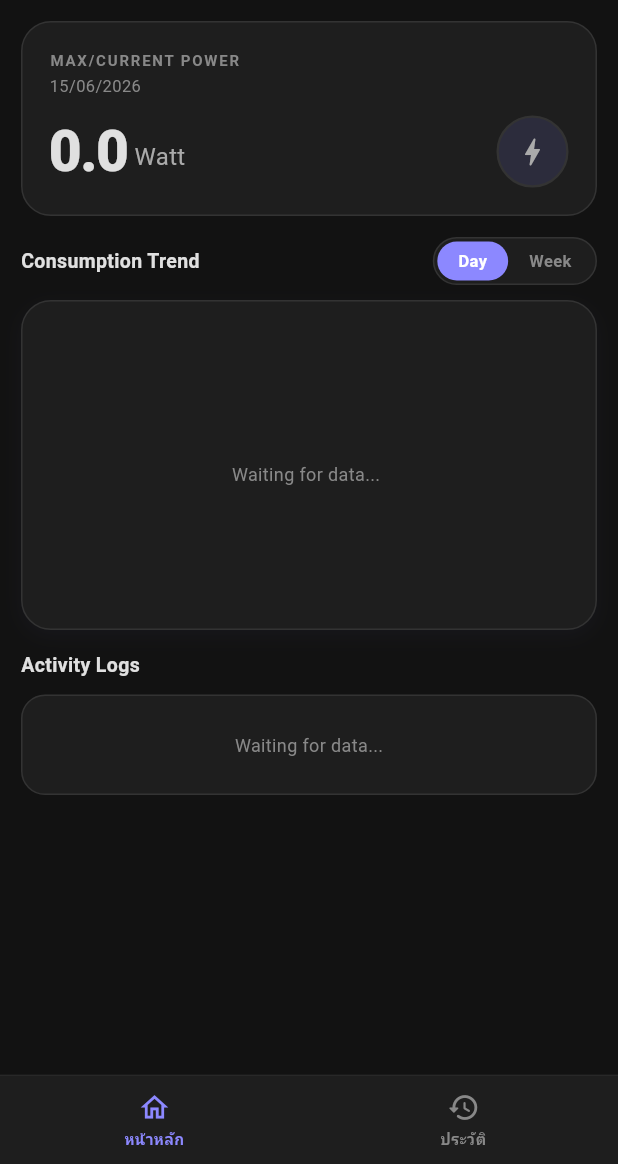
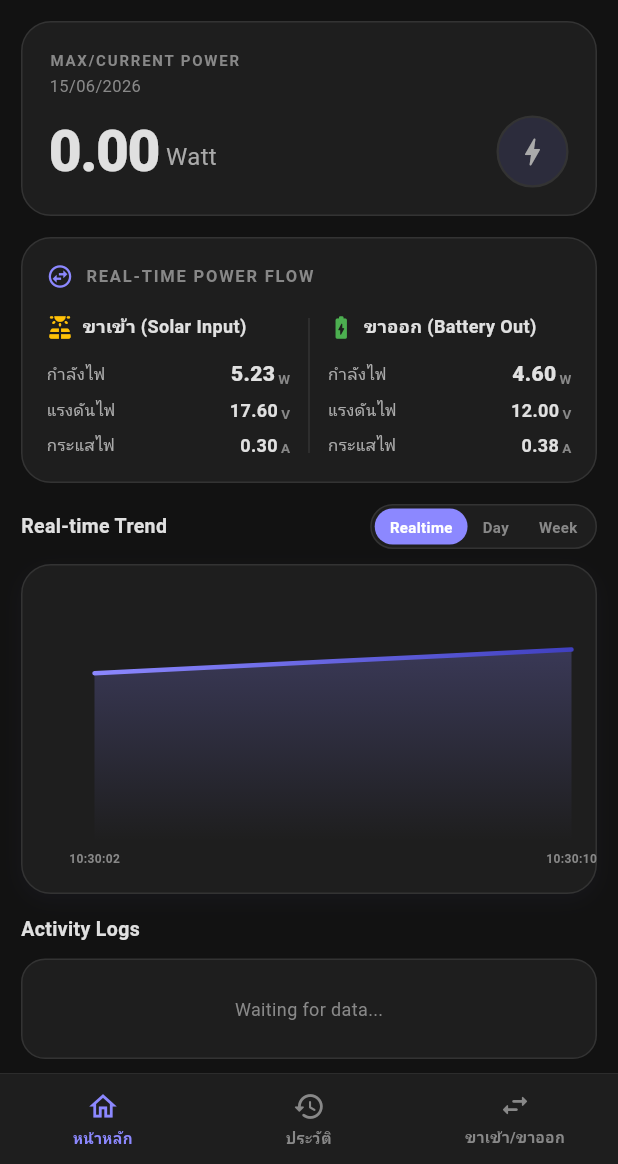
Before and after one commit to Narathon082/projectGA, a Flutter app: the screen it shows after launch, after a tap on the "dark mode" icon, on a phone screen of 412 x 824 dp, the part 72-1236 px from its top. Run offline on Flutter 3.47's test engine with Material 3 defaults, Android fonts, the light colour scheme and no system bars; drawn by our look-alikes of fl_chart; our stand-ins replace firebase_core, firebase_database; accounts and stored records are empty.

Commit message:
feat: implement consumption dashboard UI with interactive trend charts and navigation components

```diff
--- a/flutter_app_ga/lib/graph_page.dart
+++ b/flutter_app_ga/lib/graph_page.dart
@@ -2,15 +2,18 @@ import 'package:flutter/material.dart';
 import 'package:fl_chart/fl_chart.dart';
 import 'package:firebase_database/firebase_database.dart';
 import 'package:intl/intl.dart';
+import 'dart:async';
 
 import 'models/energy_data.dart';
 import 'constants/app_colors.dart';
 import 'widgets/top_bar.dart';
 import 'widgets/power_card.dart';
+import 'widgets/in_out_card.dart';
 import 'widgets/trend_chart.dart';
 import 'widgets/activity_logs.dart';
 import 'widgets/history_list.dart';
 import 'widgets/bottom_nav.dart';
+import 'in_out_page.dart';
 
 class WattDashboardPage extends StatefulWidget {
   const WattDashboardPage({Key? key}) : super(key: key);
@@ -22,8 +25,26 @@ class WattDashboardPage extends StatefulWidget {
 class _WattDashboardPageState extends State<WattDashboardPage> {
   final DatabaseReference _historyRef = FirebaseDatabase.instance.ref('history');
 
+  // Real-time Database references and local state
+  StreamSubscription? _realtimeSub;
+  Timer? _simulationTimer;
+  bool _isUsingFirebaseRealtime = false;
+
+  double vin = 0.0;
+  double iin = 0.0;
+  double pin = 0.0;
+  double vout = 0.0;
+  double iout = 0.0;
+  double pout = 0.0;
+
+  final List<FlSpot> _realtimeSpots = [];
+  final List<String> _realtimeLabels = [];
+  final int _maxRealtimePoints = 12;
+
+  double? _latestHistoryWatt;
+  ChartMode _chartMode = ChartMode.realtime;
+
   bool _isDark   = false;
-  bool _dayView  = true;
   int  _navIndex = 0;
   String? _selectedDate;
 
@@ -45,6 +66,84 @@ class _WattDashboardPageState extends State<WattDashboardPage> {
   }
 
   @override
+  void initState() {
+    super.initState();
+    _setupRealtimeData();
+  }
+
+  @override
+  void dispose() {
+    _realtimeSub?.cancel();
+    _simulationTimer?.cancel();
+    super.dispose();
+  }
+
+  void _addRealtimePoint(double wattValue) {
+    _realtimeSpots.add(FlSpot(_realtimeSpots.length.toDouble(), wattValue));
+    final nowStr = DateFormat('HH:mm:ss').format(DateTime.now());
+    _realtimeLabels.add(nowStr);
+    if (_realtimeSpots.length > _maxRealtimePoints) {
+      _realtimeSpots.removeAt(0);
+      _realtimeLabels.removeAt(0);
+      // Re-index x coordinates to keep them sequential
+      for (int i = 0; i < _realtimeSpots.length; i++) {
+        _realtimeSpots[i] = FlSpot(i.toDouble(), _realtimeSpots[i].y);
+      }
+    }
+  }
+
+  void _setupRealtimeData() {
+    // 1. Subscribe to Firebase Realtime Database at 'realtime' node
+    final DatabaseReference realtimeRef = FirebaseDatabase.instance.ref('realtime');
+    _realtimeSub = realtimeRef.onValue.listen((event) {
+      final data = event.snapshot.value;
+      if (data != null && data is Map) {
+        _isUsingFirebaseRealtime = true;
+        setState(() {
+          vin = double.tryParse(data['vin'].toString()) ?? 0.0;
+          iin = double.tryParse(data['iin'].toString()) ?? 0.0;
+          pin = double.tryParse(data['pin'].toString()) ?? 0.0;
+          vout = double.tryParse(data['vout'].toString()) ?? 0.0;
+          iout = double.tryParse(data['iout'].toString()) ?? 0.0;
+          pout = double.tryParse(data['pout'].toString()) ?? 0.0;
+          _addRealtimePoint(pout);
+        });
+      }
+    });
+
+    // 2. Start simulation timer as fallback if Firebase realtime node is empty/offline
+    _simulationTimer = Timer.periodic(const Duration(seconds: 2), (timer) {
+      if (_isUsingFirebaseRealtime) return;
+
+      setState(() {
+        // Fallback to the latest historical watt if available, else 8.5W
+        double basePout = _latestHistoryWatt ?? 8.5;
+        if (basePout <= 0.1) basePout = 8.5;
+
+        final double randomSec = DateTime.now().second.toDouble();
+        final double wave = 0.5 * (1 + (randomSec / 60.0)); // subtle wave modifier
+
+        final double randV = (DateTime.now().millisecond % 80 - 40) / 100.0; // -0.4V to +0.4V
+        final double randI = (DateTime.now().millisecond % 60 - 30) / 1000.0; // -0.03A to +0.03A
+
+        // Output parameters (Battery charging side)
+        vout = 12.4 + randV;
+        iout = (basePout / vout) * wave + randI;
+        if (iout < 0) iout = 0;
+        pout = vout * iout;
+
+        // Input parameters (Solar panel side) - higher voltage and input watt (considering efficiency)
+        vin = 18.2 + randV * 1.5;
+        double efficiency = 0.88 + (DateTime.now().millisecond % 5) / 100.0; // 88% - 92% efficiency
+        pin = pout / efficiency;
+        iin = pin / vin;
+
+        _addRealtimePoint(pout);
+      });
+    });
+  }
+
+  @override
   Widget build(BuildContext context) {
     AppColors.isDark = _isDark;
     return Scaffold(
@@ -57,7 +156,7 @@ class _WattDashboardPageState extends State<WattDashboardPage> {
             List<FlSpot> spots = [];
             List<EnergyData> historyList = [];
             List<String> weekLabels = [];
-            String latestWatt = '0.0';
+            String latestWatt = '0.00';
             String latestAmp  = '0.00';
 
             String displayDate = DateFormat('yyyy-MM-dd').format(DateTime.now());
@@ -74,7 +173,7 @@ class _WattDashboardPageState extends State<WattDashboardPage> {
                 displayDate = availableDates.first;
               }
 
-              if (_dayView) {
+              if (_chartMode == ChartMode.daily || _chartMode == ChartMode.realtime) {
                 final dayRaw = _convertToMap(raw[displayDate]);
                 dayRaw.forEach((key, value) {
                   final hour = int.tryParse(key) ?? 0;
@@ -94,8 +193,9 @@ class _WattDashboardPageState extends State<WattDashboardPage> {
                 }
 
                 if (historyList.isNotEmpty) {
-                  latestWatt = historyList.last.watt.toStringAsFixed(1);
+                  latestWatt = historyList.last.watt.toStringAsFixed(2);
                   latestAmp  = historyList.last.amp.toStringAsFixed(2);
+                  _latestHistoryWatt = historyList.last.watt;
                   historyList = historyList.reversed.toList();
                 }
               } else {
@@ -127,8 +227,9 @@ class _WattDashboardPageState extends State<WattDashboardPage> {
                 }
 
                 if (historyList.isNotEmpty) {
-                  latestWatt = historyList.last.watt.toStringAsFixed(1);
+                  latestWatt = historyList.last.watt.toStringAsFixed(2);
                   latestAmp  = historyList.last.amp.toStringAsFixed(2);
+                  _latestHistoryWatt = historyList.last.watt;
                   historyList = historyList.reversed.toList();
                 }
               }
@@ -143,16 +244,25 @@ class _WattDashboardPageState extends State<WattDashboardPage> {
                 Expanded(
                   child: _navIndex == 0
                     ? _buildDashboard(spots, historyList, latestWatt, latestAmp, displayDate, weekLabels)
-                    : HistoryList(
+                    : _navIndex == 1
+                      ? HistoryList(
                           dates: availableDates,
                           selectedDate: _selectedDate,
                           onDateSelected: (date) {
                             setState(() {
                               _selectedDate = date;
-                            _dayView = true;
+                              _chartMode = ChartMode.daily;
                               _navIndex = 0;
                             });
                           },
+                        )
+                      : InOutPage(
+                          vin: vin,
+                          iin: iin,
+                          pin: pin,
+                          vout: vout,
+                          iout: iout,
+                          pout: pout,
                         ),
                 ),
                 BottomNav(
@@ -178,20 +288,30 @@ class _WattDashboardPageState extends State<WattDashboardPage> {
             watt: watt,
             amp: amp,
             dateStr: displayDate,
-            dayView: _dayView,
+            dayView: _chartMode != ChartMode.weekly,
+          ),
+          const SizedBox(height: 14),
+          InOutCard(
+            vin: vin,
+            iin: iin,
+            pin: pin,
+            vout: vout,
+            iout: iout,
+            pout: pout,
           ),
           const SizedBox(height: 14),
           TrendChart(
-            spots: spots,
+            spots: _chartMode == ChartMode.realtime ? _realtimeSpots : spots,
             weekLabels: weekLabels,
-            dayView: _dayView,
-            onToggleView: (isDay) => setState(() => _dayView = isDay),
+            realtimeLabels: _realtimeLabels,
+            chartMode: _chartMode,
+            onModeChanged: (mode) => setState(() => _chartMode = mode),
           ),
           const SizedBox(height: 14),
           ActivityLogs(
             list: historyList,
             weekLabels: weekLabels,
-            dayView: _dayView,
+            dayView: _chartMode != ChartMode.weekly,
           ),
           const SizedBox(height: 8),
         ],
--- a/flutter_app_ga/lib/widgets/activity_logs.dart
+++ b/flutter_app_ga/lib/widgets/activity_logs.dart
@@ -133,7 +133,7 @@ class ActivityLogs extends StatelessWidget {
                 crossAxisAlignment: CrossAxisAlignment.end,
                 children: [
                   Text(
-                    data.watt.toStringAsFixed(1),
+                    data.watt.toStringAsFixed(2),
                     style: TextStyle(
                       fontSize: 16,
                       fontWeight: FontWeight.w800,
--- a/flutter_app_ga/lib/widgets/bottom_nav.dart
+++ b/flutter_app_ga/lib/widgets/bottom_nav.dart
@@ -22,6 +22,7 @@ class BottomNav extends StatelessWidget {
         children: [
           _navItem(0, Icons.home_outlined, 'หน้าหลัก'),
           _navItem(1, Icons.history_rounded, 'ประวัติ'),
+          _navItem(2, Icons.swap_horiz_rounded, 'ขาเข้า/ขาออก'),
         ],
       ),
     );
--- /dev/null
+++ b/flutter_app_ga/lib/widgets/in_out_card.dart
@@ -0,0 +1,166 @@
+import 'package:flutter/material.dart';
+import '../constants/app_colors.dart';
+
+class InOutCard extends StatelessWidget {
+  final double vin;
+  final double iin;
+  final double pin;
+  final double vout;
+  final double iout;
+  final double pout;
+
+  const InOutCard({
+    Key? key,
+    required this.vin,
+    required this.iin,
+    required this.pin,
+    required this.vout,
+    required this.iout,
+    required this.pout,
+  }) : super(key: key);
+
+  @override
+  Widget build(BuildContext context) {
+    return Container(
+      padding: const EdgeInsets.all(16),
+      decoration: BoxDecoration(
+        color: AppColors.surface,
+        borderRadius: BorderRadius.circular(20),
+        border: Border.all(color: AppColors.cardBorder),
+        boxShadow: [
+          BoxShadow(
+            color: Colors.black.withOpacity(0.02),
+            blurRadius: 6,
+            offset: const Offset(0, 3),
+          ),
+        ],
+      ),
+      child: Column(
+        crossAxisAlignment: CrossAxisAlignment.start,
+        children: [
+          Row(
+            children: [
+              Icon(Icons.swap_horizontal_circle_outlined, color: AppColors.primary, size: 18),
+              const SizedBox(width: 8),
+              Text(
+                'REAL-TIME POWER FLOW',
+                style: TextStyle(
+                  fontSize: 11,
+                  fontWeight: FontWeight.w700,
+                  letterSpacing: 1.2,
+                  color: AppColors.textMuted,
+                ),
+              ),
+            ],
+          ),
+          const SizedBox(height: 16),
+          Row(
+            children: [
+              // Left Column: Input (ขาเข้า)
+              Expanded(
+                child: _buildColumn(
+                  title: 'ขาเข้า (Solar Input)',
+                  icon: Icons.solar_power_rounded,
+                  iconColor: Colors.amber,
+                  volt: vin,
+                  amp: iin,
+                  watt: pin,
+                ),
+              ),
+              Container(
+                height: 90,
+                width: 1,
+                color: AppColors.divider,
+                margin: const EdgeInsets.symmetric(horizontal: 12),
+              ),
+              // Right Column: Output (ขาออก)
+              Expanded(
+                child: _buildColumn(
+                  title: 'ขาออก (Battery Out)',
+                  icon: Icons.battery_charging_full_rounded,
+                  iconColor: Colors.green,
+                  volt: vout,
+                  amp: iout,
+                  watt: pout,
+                ),
+              ),
+            ],
+          ),
+        ],
+      ),
+    );
+  }
+
+  Widget _buildColumn({
+    required String title,
+    required IconData icon,
+    required Color iconColor,
+    required double volt,
+    required double amp,
+    required double watt,
+  }) {
+    return Column(
+      crossAxisAlignment: CrossAxisAlignment.start,
+      children: [
+        Row(
+          children: [
+            Icon(icon, color: iconColor, size: 18),
+            const SizedBox(width: 6),
+            Expanded(
+              child: Text(
+                title,
+                style: TextStyle(
+                  fontSize: 12,
+                  fontWeight: FontWeight.w700,
+                  color: AppColors.textDark,
+                ),
+                maxLines: 1,
+                overflow: TextOverflow.ellipsis,
+              ),
+            ),
+          ],
+        ),
+        const SizedBox(height: 12),
+        _buildMetricRow('กำลังไฟ', watt.toStringAsFixed(2), 'W', isBold: true),
+        const SizedBox(height: 6),
+        _buildMetricRow('แรงดันไฟ', volt.toStringAsFixed(2), 'V'),
+        const SizedBox(height: 6),
+        _buildMetricRow('กระแสไฟ', amp.toStringAsFixed(2), 'A'),
+      ],
+    );
+  }
+
+  Widget _buildMetricRow(String label, String value, String unit, {bool isBold = false}) {
+    return Row(
+      mainAxisAlignment: MainAxisAlignment.spaceBetween,
+      children: [
+        Text(
+          label,
+          style: TextStyle(fontSize: 11, color: AppColors.textSub, fontWeight: FontWeight.w500),
+        ),
+        Row(
+          crossAxisAlignment: CrossAxisAlignment.end,
+          children: [
+            Text(
+              value,
+              style: TextStyle(
+                fontSize: isBold ? 14 : 12,
+                fontWeight: isBold ? FontWeight.w800 : FontWeight.w600,
+                color: AppColors.textDark,
+              ),
+            ),
+            const SizedBox(width: 2),
+            Text(
+              unit,
+              style: TextStyle(
+                fontSize: 9,
+                fontWeight: FontWeight.w700,
+                color: AppColors.textMuted,
+              ),
+            ),
+          ],
+        ),
+      ],
+    );
+  }
+}
--- a/flutter_app_ga/lib/widgets/trend_chart.dart
+++ b/flutter_app_ga/lib/widgets/trend_chart.dart
@@ -2,18 +2,22 @@ import 'package:flutter/material.dart';
 import 'package:fl_chart/fl_chart.dart';
 import '../constants/app_colors.dart';
 
+enum ChartMode { realtime, daily, weekly }
+
 class TrendChart extends StatelessWidget {
   final List<FlSpot> spots;
   final List<String> weekLabels;
-  final bool dayView;
-  final ValueChanged<bool> onToggleView;
+  final List<String> realtimeLabels;
+  final ChartMode chartMode;
+  final ValueChanged<ChartMode> onModeChanged;
 
   const TrendChart({
     Key? key,
     required this.spots,
     required this.weekLabels,
-    required this.dayView,
-    required this.onToggleView,
+    required this.realtimeLabels,
+    required this.chartMode,
+    required this.onModeChanged,
   }) : super(key: key);
 
   @override
@@ -24,14 +28,16 @@ class TrendChart extends StatelessWidget {
           mainAxisAlignment: MainAxisAlignment.spaceBetween,
           children: [
             Text(
-              'Consumption Trend',
+              chartMode == ChartMode.realtime
+                  ? 'Real-time Trend'
+                  : 'Consumption Trend',
               style: TextStyle(
                 fontSize: 13,
                 fontWeight: FontWeight.w700,
                 color: AppColors.textDark,
               ),
             ),
-            _buildDayWeekTabs(),
+            _buildModeTabs(),
           ],
         ),
         const SizedBox(height: 10),
@@ -40,7 +46,7 @@ class TrendChart extends StatelessWidget {
     );
   }
 
-  Widget _buildDayWeekTabs() {
+  Widget _buildModeTabs() {
     return Container(
       padding: const EdgeInsets.all(2),
       decoration: BoxDecoration(
@@ -51,20 +57,21 @@ class TrendChart extends StatelessWidget {
       child: Row(
         mainAxisSize: MainAxisSize.min,
         children: [
-          _tab('Day', true),
-          _tab('Week', false),
+          _tab('Realtime', ChartMode.realtime),
+          _tab('Day', ChartMode.daily),
+          _tab('Week', ChartMode.weekly),
         ],
       ),
     );
   }
 
-  Widget _tab(String label, bool isDay) {
-    final active = dayView == isDay;
+  Widget _tab(String label, ChartMode mode) {
+    final active = chartMode == mode;
     return GestureDetector(
-      onTap: () => onToggleView(isDay),
+      onTap: () => onModeChanged(mode),
       child: AnimatedContainer(
         duration: const Duration(milliseconds: 200),
-        padding: const EdgeInsets.symmetric(horizontal: 14, vertical: 5),
+        padding: const EdgeInsets.symmetric(horizontal: 10, vertical: 5),
         decoration: BoxDecoration(
           color: active ? AppColors.primary : Colors.transparent,
           borderRadius: BorderRadius.circular(16),
@@ -72,7 +79,7 @@ class TrendChart extends StatelessWidget {
         child: Text(
           label,
           style: TextStyle(
-            fontSize: 11,
+            fontSize: 10,
             fontWeight: FontWeight.w600,
             color: active ? Colors.white : AppColors.textMuted,
           ),
@@ -114,7 +121,7 @@ class TrendChart extends StatelessWidget {
     for (var spot in spots) {
       if (spot.y > maxWatt) maxWatt = spot.y;
     }
-    final maxY = maxWatt == 0 ? 100.0 : maxWatt * 1.25;
+    final maxY = maxWatt == 0 ? 10.0 : maxWatt * 1.25;
 
     double yInterval = maxY / 4;
     if (yInterval <= 0) {
@@ -129,11 +136,17 @@ class TrendChart extends StatelessWidget {
       yInterval = (yInterval / 100).ceil() * 100.0;
     }
 
+    final double maxXValue = chartMode == ChartMode.realtime
+        ? (spots.length > 1 ? (spots.length - 1).toDouble() : 9.0)
+        : chartMode == ChartMode.daily
+            ? 23
+            : 6;
+
     return LineChartData(
       maxY: maxY,
       minY: 0,
       minX: 0,
-      maxX: dayView ? 23 : 6,
+      maxX: maxXValue,
       gridData: FlGridData(
         show: true,
         drawVerticalLine: false,
@@ -159,8 +172,8 @@ class TrendChart extends StatelessWidget {
               return Padding(
                 padding: const EdgeInsets.only(right: 8),
                 child: Text(
-                  value.toInt().toString(),
-                  style: TextStyle(fontSize: 10, color: AppColors.textMuted, fontWeight: FontWeight.w500),
+                  value.toStringAsFixed(1),
+                  style: TextStyle(fontSize: 9, color: AppColors.textMuted, fontWeight: FontWeight.w500),
                   textAlign: TextAlign.right,
                 ),
               );
@@ -173,9 +186,24 @@ class TrendChart extends StatelessWidget {
             interval: 1,
             reservedSize: 22,
             getTitlesWidget: (v, m) {
-              if (dayView) {
+              if (chartMode == ChartMode.realtime) {
+                final idx = v.toInt();
+                if (idx >= 0 && idx < realtimeLabels.length) {
+                  // Show label every 4th element to prevent crowded text
+                  if (idx % 4 != 0) {
+                    return const SizedBox.shrink();
+                  }
+                  return Padding(
+                    padding: const EdgeInsets.only(top: 6),
+                    child: Text(
+                      realtimeLabels[idx],
+                      style: TextStyle(fontSize: 8, color: AppColors.textMuted, fontWeight: FontWeight.w600),
+                    ),
+                  );
+                }
+                return const SizedBox.shrink();
+              } else if (chartMode == ChartMode.daily) {
                 final hour = v.toInt();
-                // แสดงเฉพาะทุกๆ 4 ชั่วโมง เพื่อไม่ให้ตัวอักษรซ้อนกัน (เช่น 00:00, 04:00, 08:00, 12:00, 16:00, 20:00)
                 if (hour % 4 != 0) {
                   return const SizedBox.shrink();
                 }
@@ -190,7 +218,6 @@ class TrendChart extends StatelessWidget {
                 final idx = v.toInt();
                 String label = idx >= 0 && idx < weekLabels.length ? weekLabels[idx] : '';
                 if (label.length == 10) {
-                  // แปลงวันที่รูปแบบ YYYY-MM-DD -> DD/MM (เช่น 2026-06-11 -> 11/06) เพื่อให้สั้นกระชับ
                   final parts = label.split('-');
                   if (parts.length == 3) {
                     label = '${parts[2]}/${parts[1]}';
@@ -218,13 +245,17 @@ class TrendChart extends StatelessWidget {
           getTooltipItems: (touchedSpots) {
             return touchedSpots.map((spot) {
               return LineTooltipItem(
-                '${spot.y.toStringAsFixed(1)} W\n',
-                TextStyle(color: Colors.white, fontWeight: FontWeight.bold, fontSize: 13),
+                '${spot.y.toStringAsFixed(2)} W\n',
+                const TextStyle(color: Colors.white, fontWeight: FontWeight.bold, fontSize: 13),
                 children: [
                   TextSpan(
-                    text: dayView
-                      ? '${spot.x.toInt()}:00'
-                      : (spot.x.toInt() >= 0 && spot.x.toInt() < weekLabels.length ? (weekLabels[spot.x.toInt()].length == 10 ? weekLabels[spot.x.toInt()].substring(5) : weekLabels[spot.x.toInt()]) : ''),
+                    text: chartMode == ChartMode.realtime
+                        ? (spot.x.toInt() >= 0 && spot.x.toInt() < realtimeLabels.length ? realtimeLabels[spot.x.toInt()] : '')
+                        : chartMode == ChartMode.daily
+                            ? '${spot.x.toInt()}:00'
+                            : (spot.x.toInt() >= 0 && spot.x.toInt() < weekLabels.length
+                                ? (weekLabels[spot.x.toInt()].length == 10 ? weekLabels[spot.x.toInt()].substring(5) : weekLabels[spot.x.toInt()])
+                                : ''),
                     style: TextStyle(
                       color: Colors.white.withOpacity(0.7),
                       fontSize: 11,
@@ -240,17 +271,17 @@ class TrendChart extends StatelessWidget {
       lineBarsData: [
         LineChartBarData(
           spots: spots,
-          isCurved: true,
+          isCurved: chartMode != ChartMode.realtime, // straight lines look better for realtime ticks
           curveSmoothness: 0.35,
-          gradient: LinearGradient(
-            colors: [Color(0xFF8C88FF), AppColors.primary],
+          gradient: const LinearGradient(
+            colors: [Color(0xFF8C88FF), Color(0xFF4040C0)],
             begin: Alignment.centerLeft,
             end: Alignment.centerRight,
           ),
-          barWidth: 3.5,
+          barWidth: 3.0,
           isStrokeCapRound: true,
           dotData: FlDotData(
-            show: true,
+            show: chartMode != ChartMode.realtime, // hide dots for real-time scrolling graph
             checkToShowDot: (spot, barData) => true,
             getDotPainter: (spot, percent, barData, index) {
               return FlDotCirclePainter(
@@ -267,7 +298,7 @@ class TrendChart extends StatelessWidget {
               begin: Alignment.topCenter,
               end: Alignment.bottomCenter,
               colors: [
-                AppColors.primary.withOpacity(0.35),
+                AppColors.primary.withOpacity(0.25),
                 AppColors.primary.withOpacity(0.0),
               ],
             ),
```
Also changed, not shown: flutter_app_ga/lib/in_out_page.dart (added, +335 -0 lines). Lines whose indentation alone changed are shown as unchanged.
